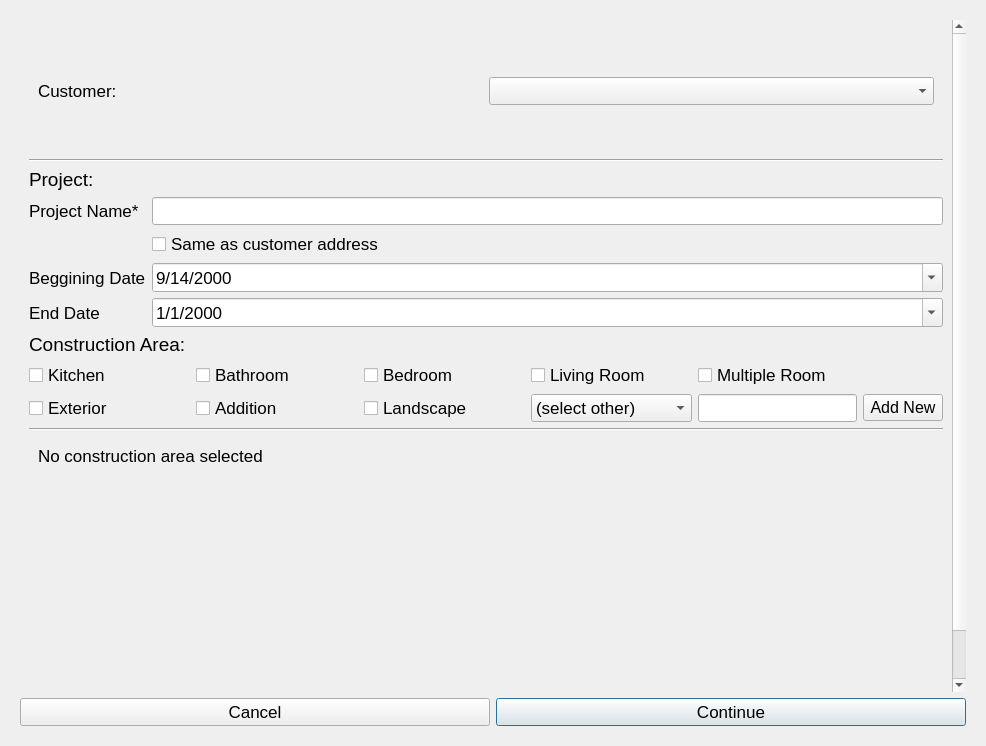
viana-vitor/Handie, file app/ui/addProjectVersion3.ui: the form before one commit.
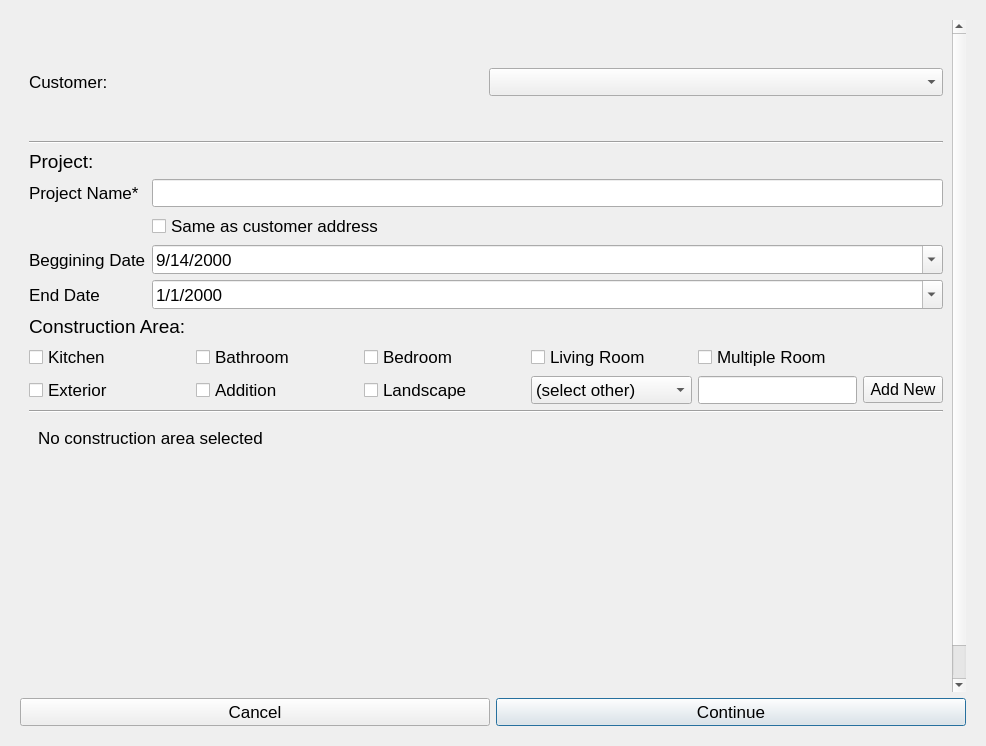
The form after the commit. The open tabs and pages were chosen to show the change.

Diff of the .ui file:
```diff
--- a/app/ui/addProjectVersion3.ui
+++ b/app/ui/addProjectVersion3.ui
@@ -117,7 +117,7 @@
           </widget>
          </item>
          <item>
-          <widget class="QPushButton" name="goProjectButton">
+          <widget class="QPushButton" name="goEstimateBtn">
            <property name="text">
             <string>See Estimate</string>
            </property>
@@ -230,9 +230,9 @@
           <property name="geometry">
            <rect>
             <x>0</x>
-            <y>-53</y>
+            <y>0</y>
             <width>923</width>
-            <height>767</height>
+            <height>743</height>
            </rect>
           </property>
           <layout class="QVBoxLayout" name="verticalLayout_6">
@@ -264,6 +264,18 @@
              </property>
              <widget class="QWidget" name="page_8">
               <layout class="QVBoxLayout" name="verticalLayout_14">
+               <property name="leftMargin">
+                <number>0</number>
+               </property>
+               <property name="topMargin">
+                <number>0</number>
+               </property>
+               <property name="rightMargin">
+                <number>0</number>
+               </property>
+               <property name="bottomMargin">
+                <number>0</number>
+               </property>
                <item>
                 <layout class="QHBoxLayout" name="horizontalLayout_7">
                  <item>
@@ -291,6 +303,18 @@
              </widget>
              <widget class="QWidget" name="page_9">
               <layout class="QGridLayout" name="gridLayout">
+               <property name="leftMargin">
+                <number>0</number>
+               </property>
+               <property name="topMargin">
+                <number>0</number>
+               </property>
+               <property name="rightMargin">
+                <number>0</number>
+               </property>
+               <property name="bottomMargin">
+                <number>0</number>
+               </property>
                <item row="0" column="0">
                 <layout class="QGridLayout" name="gridLayout_7" rowstretch="0,0,0,0" columnstretch="0,0,0,0">
                  <property name="sizeConstraint">
```
